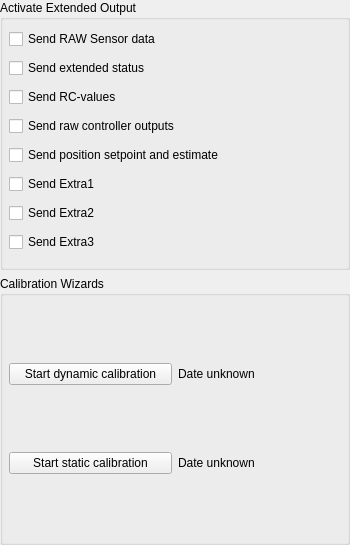
Old version of the form src/ui/QGCSensorSettingsWidget.ui in the repository mavlink/qgroundcontrol.
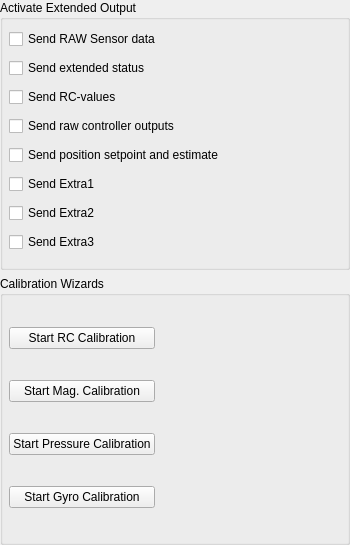
New version of the form.

Commit message: Added new calibration actions

```diff
--- a/src/ui/QGCSensorSettingsWidget.ui
+++ b/src/ui/QGCSensorSettingsWidget.ui
@@ -90,38 +90,51 @@
      <property name="title">
       <string>Calibration Wizards</string>
      </property>
-     <layout class="QGridLayout" name="gridLayout">
+     <layout class="QGridLayout" name="gridLayout" columnstretch="0,50">
       <property name="margin">
        <number>6</number>
       </property>
-      <item row="0" column="0">
-       <widget class="QPushButton" name="gyroCalButton">
-        <property name="text">
-         <string>Start dynamic calibration</string>
-        </property>
-       </widget>
-      </item>
-      <item row="0" column="1">
-       <widget class="QLabel" name="gyroCalDate">
-        <property name="text">
-         <string>Date unknown</string>
-        </property>
-       </widget>
-      </item>
       <item row="1" column="0">
        <widget class="QPushButton" name="magCalButton">
         <property name="text">
-         <string>Start static calibration</string>
+         <string>Start Mag. Calibration</string>
         </property>
        </widget>
       </item>
-      <item row="1" column="1">
-       <widget class="QLabel" name="magCalLabel">
+      <item row="4" column="0">
+       <widget class="QPushButton" name="gyroCalButton">
         <property name="text">
-         <string>Date unknown</string>
+         <string>Start Gyro Calibration</string>
         </property>
        </widget>
       </item>
+      <item row="0" column="0">
+       <widget class="QPushButton" name="rcCalButton">
+        <property name="text">
+         <string>Start RC Calibration</string>
+        </property>
+       </widget>
+      </item>
+      <item row="2" column="0">
+       <widget class="QPushButton" name="pressureCalButton">
+        <property name="text">
+         <string>Start Pressure Calibration</string>
+        </property>
+       </widget>
+      </item>
+      <item row="0" column="1">
+       <spacer name="horizontalSpacer">
+        <property name="orientation">
+         <enum>Qt::Horizontal</enum>
+        </property>
+        <property name="sizeHint" stdset="0">
+         <size>
+          <width>0</width>
+          <height>0</height>
+         </size>
+        </property>
+       </spacer>
+      </item>
      </layout>
     </widget>
    </item>
```
The commit also changes 6 other files.
